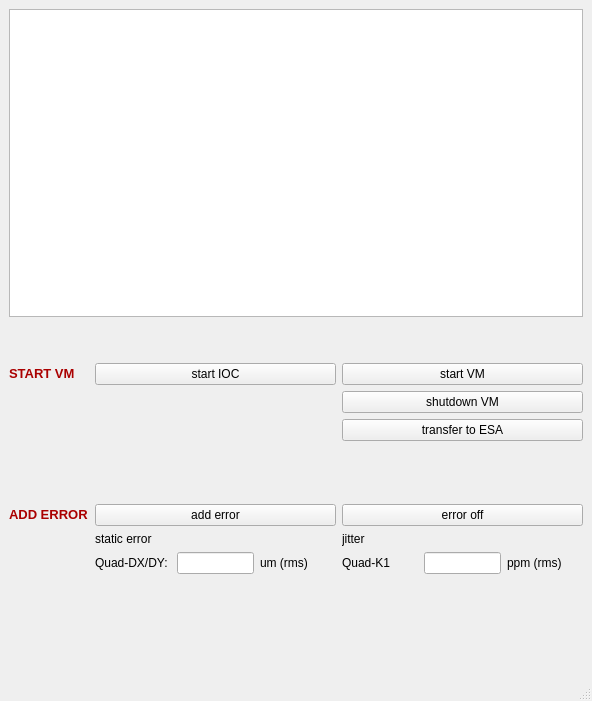
The window that src/virtual_machine/half_elegant/VMgui.ui (ustc-zhr/half_linac) describes before a commit, drawn with Qt 5.
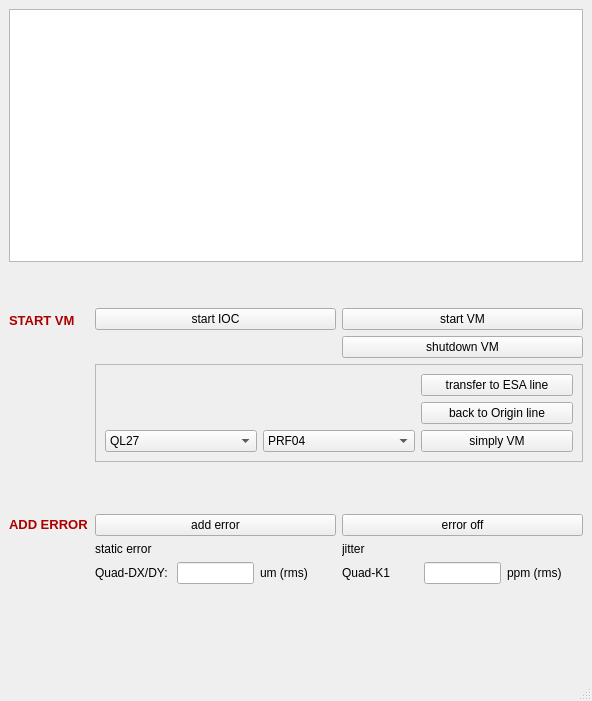
The same window after the commit.

```diff
--- a/src/virtual_machine/half_elegant/VMgui.ui
+++ b/src/virtual_machine/half_elegant/VMgui.ui
@@ -61,34 +61,113 @@
             </property>
            </widget>
           </item>
-         </layout>
-        </item>
-        <item row="1" column="1">
-         <layout class="QGridLayout" name="gridLayout_5">
-          <item row="0" column="0">
-           <widget class="QLabel" name="label_11">
-            <property name="text">
-             <string/>
-            </property>
-           </widget>
-          </item>
-          <item row="0" column="1">
+          <item row="1" column="1">
            <widget class="QPushButton" name="shutdown_VM">
             <property name="text">
              <string>shutdown VM</string>
             </property>
            </widget>
           </item>
-          <item row="1" column="1">
-           <widget class="QPushButton" name="pushButton_ESAline">
-            <property name="text">
-             <string>transfer to ESA</string>
-            </property>
-           </widget>
-          </item>
          </layout>
         </item>
-        <item row="3" column="1">
+        <item row="1" column="1">
+         <widget class="QFrame" name="frame">
+          <property name="frameShape">
+           <enum>QFrame::StyledPanel</enum>
+          </property>
+          <property name="frameShadow">
+           <enum>QFrame::Raised</enum>
+          </property>
+          <layout class="QVBoxLayout" name="verticalLayout_3">
+           <item>
+            <layout class="QGridLayout" name="gridLayout_5">
+             <item row="0" column="0">
+              <widget class="QLabel" name="label_11">
+               <property name="text">
+                <string/>
+               </property>
+              </widget>
+             </item>
+             <item row="2" column="0">
+              <widget class="QComboBox" name="comboBox_simply_start">
+               <item>
+                <property name="text">
+                 <string>QL27</string>
+                </property>
+               </item>
+               <item>
+                <property name="text">
+                 <string>QT01</string>
+                </property>
+               </item>
+               <item>
+                <property name="text">
+                 <string>QT02</string>
+                </property>
+               </item>
+               <item>
+                <property name="text">
+                 <string>QL15</string>
+                </property>
+               </item>
+               <item>
+                <property name="text">
+                 <string>QL16</string>
+                </property>
+               </item>
+              </widget>
+             </item>
+             <item row="2" column="1">
+              <widget class="QComboBox" name="comboBox_simply_end">
+               <item>
+                <property name="text">
+                 <string>PRF04</string>
+                </property>
+               </item>
+               <item>
+                <property name="text">
+                 <string>PRF06</string>
+                </property>
+               </item>
+               <item>
+                <property name="text">
+                 <string>PRF07</string>
+                </property>
+               </item>
+               <item>
+                <property name="text">
+                 <string>PRF08</string>
+                </property>
+               </item>
+              </widget>
+             </item>
+             <item row="2" column="2">
+              <widget class="QPushButton" name="pushButton_simply_VM">
+               <property name="text">
+                <string>simply VM</string>
+               </property>
+              </widget>
+             </item>
+             <item row="0" column="2">
+              <widget class="QPushButton" name="pushButton_ESAline">
+               <property name="text">
+                <string>transfer to ESA line</string>
+               </property>
+              </widget>
+             </item>
+             <item row="1" column="2">
+              <widget class="QPushButton" name="pushButton_FULLline">
+               <property name="text">
+                <string>back to Origin line</string>
+               </property>
+              </widget>
+             </item>
+            </layout>
+           </item>
+          </layout>
+         </widget>
+        </item>
+        <item row="2" column="1">
          <spacer name="verticalSpacer">
           <property name="orientation">
            <enum>Qt::Vertical</enum>
@@ -101,14 +180,14 @@
           </property>
          </spacer>
         </item>
-        <item row="4" column="0">
+        <item row="3" column="0">
          <widget class="QLabel" name="label_2">
           <property name="text">
            <string>&lt;html&gt;&lt;head/&gt;&lt;body&gt;&lt;p&gt;&lt;span style=&quot; font-size:10pt; font-weight:600; color:#aa0000;&quot;&gt;ADD ERROR&lt;/span&gt;&lt;/p&gt;&lt;/body&gt;&lt;/html&gt;</string>
           </property>
          </widget>
         </item>
-        <item row="4" column="1">
+        <item row="3" column="1">
          <layout class="QGridLayout" name="gridLayout_2" columnstretch="0,0,0">
           <item row="0" column="0">
            <widget class="QPushButton" name="static_err">
@@ -126,7 +205,7 @@
           </item>
          </layout>
         </item>
-        <item row="5" column="1">
+        <item row="4" column="1">
          <layout class="QGridLayout" name="gridLayout">
           <item row="0" column="0">
            <widget class="QLabel" name="label_6">
@@ -144,7 +223,7 @@
           </item>
          </layout>
         </item>
-        <item row="6" column="1">
+        <item row="5" column="1">
          <layout class="QHBoxLayout" name="horizontalLayout">
           <item>
            <layout class="QGridLayout" name="gridLayout_4" columnstretch="1,1,1,1,1,1">
@@ -213,7 +292,7 @@
           </item>
          </layout>
         </item>
-        <item row="7" column="1">
+        <item row="6" column="1">
          <spacer name="verticalSpacer_2">
           <property name="orientation">
            <enum>Qt::Vertical</enum>
```
